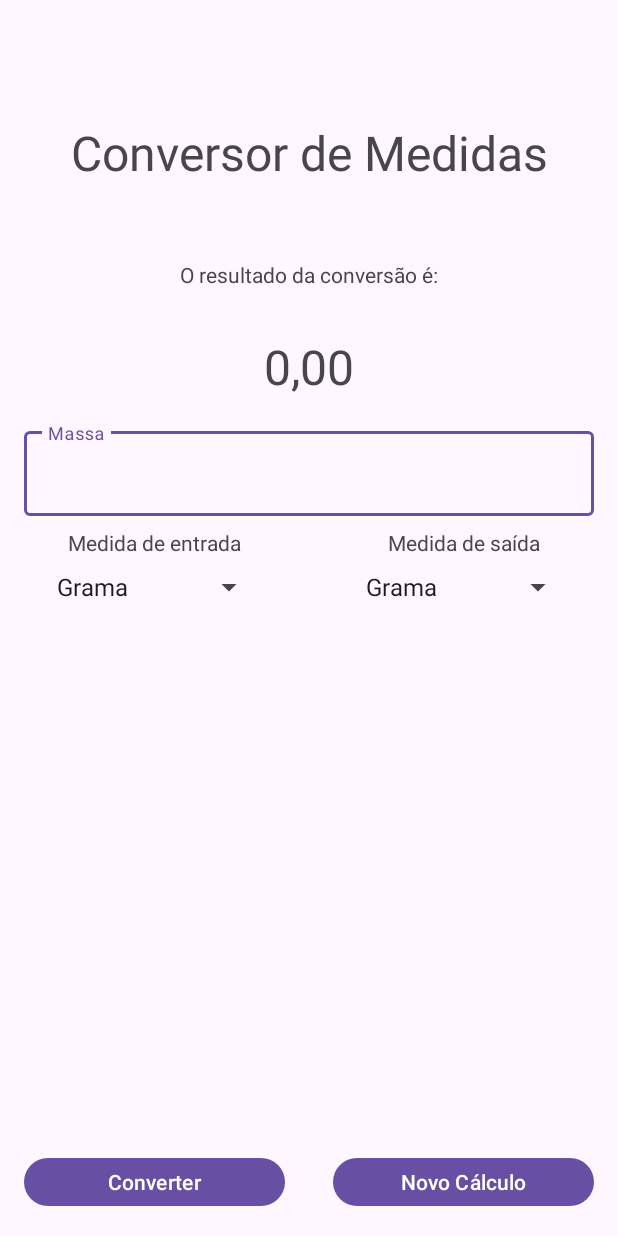
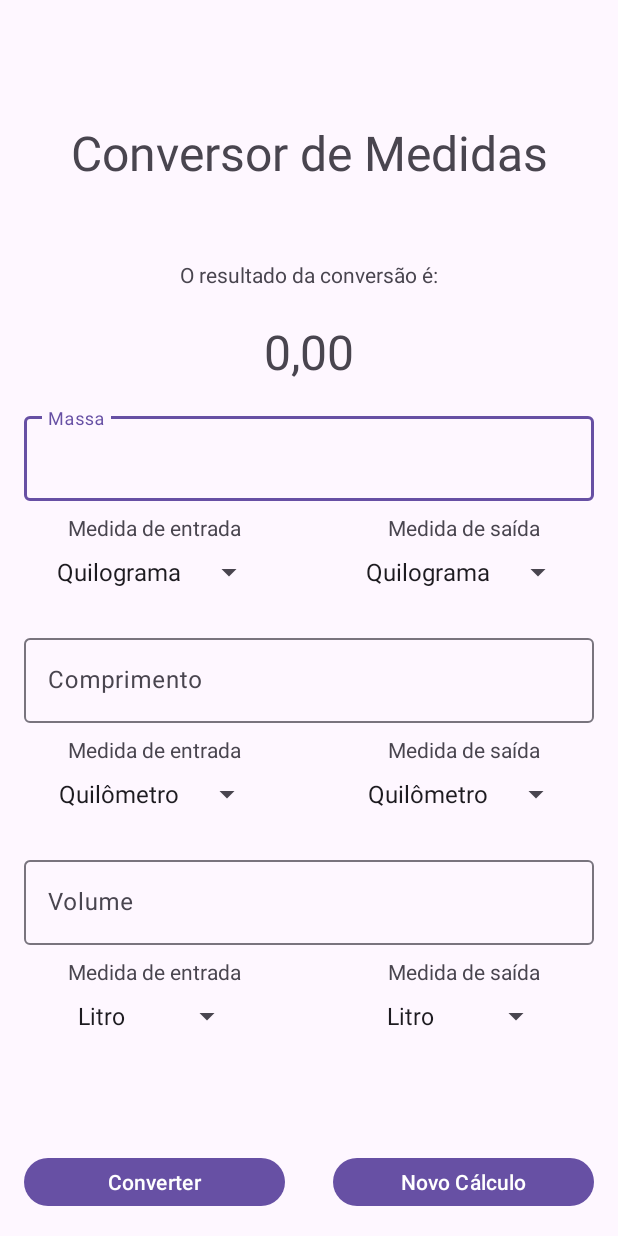
Before and after one commit to pernaf/Conversor_Medidas, an Android app: the Resultado_Conversao screen opened directly, with no data from a screen before it, on a phone screen of 412 x 824 dp. Run offline under Robolectric (Android 15) with nearby library versions, the phone set to English and light mode, and no system bars.

Commit message:
at5: adapter spinner

```diff
--- a/app/src/main/java/com/example/conversor_medidas/Resultado_Conversao.kt
+++ b/app/src/main/java/com/example/conversor_medidas/Resultado_Conversao.kt
@@ -17,6 +17,7 @@ class Resultado_Conversao : AppCompatActivity() {
 
         setContentView(binding.root)
 
+
        val adapter =  ArrayAdapter.createFromResource(
             this,
             R.array.num_massa,
@@ -27,6 +28,7 @@ class Resultado_Conversao : AppCompatActivity() {
         binding.spinMassaSaida.adapter = adapter
 
         var massaEntradaSelect = 0
+        var massaSaidaSelect = 0
         binding.spinMassaEntrada.onItemSelectedListener =
             object : AdapterView.OnItemSelectedListener {
 
@@ -37,6 +39,7 @@ class Resultado_Conversao : AppCompatActivity() {
                     id: Long
                 ) {
                     massaEntradaSelect = position
+                    massaSaidaSelect = position
                 }
 
                 override fun onNothingSelected(parent: AdapterView<*>?) {
@@ -44,6 +47,32 @@ class Resultado_Conversao : AppCompatActivity() {
                 }
             }
 
+        val adapter2 = ArrayAdapter.createFromResource(
+            this,
+            R.array.num_distancia,
+            android.R.layout.simple_spinner_item
+        )
+        adapter2.setDropDownViewResource(android.R.layout.simple_spinner_dropdown_item)
+        binding.spinDistanciaEntrada.adapter = adapter2
+        binding.spinDistanciaSaida.adapter = adapter2
+
+        val adapter3 = ArrayAdapter.createFromResource(
+            this,
+            R.array.num_volume,
+            android.R.layout.simple_spinner_item
+        )
+        adapter3.setDropDownViewResource(android.R.layout.simple_spinner_dropdown_item)
+        binding.spinVolumeEntrada.adapter = adapter3
+        binding.spinVolumeSaida.adapter = adapter3
+
+
+        binding.btnConverter.setOnClickListener {
+
+        }
+
+
+
+
 
 
     }
--- a/app/src/main/res/layout/activity_resultado_conversao.xml
+++ b/app/src/main/res/layout/activity_resultado_conversao.xml
@@ -32,7 +32,7 @@
         android:id="@+id/tv_resultado"
         android:layout_width="wrap_content"
         android:layout_height="wrap_content"
-        android:layout_marginTop="30dp"
+        android:layout_marginTop="20dp"
         android:textAlignment="center"
         android:text="0,00"
         android:textSize="32sp"
@@ -125,5 +125,115 @@
         app:layout_constraintEnd_toEndOf="parent"
         app:layout_constraintStart_toStartOf="@+id/guideline" />
 
+    <com.google.android.material.textfield.TextInputLayout
+        android:id="@+id/input_distancia"
+        android:layout_width="match_parent"
+        android:layout_height="wrap_content"
+        android:layout_marginTop="86dp"
+        android:layout_marginStart="16dp"
+        android:layout_marginEnd="16dp"
+        app:layout_constraintStart_toStartOf="parent"
+        app:layout_constraintTop_toBottomOf="@+id/input_peso">
+
+        <com.google.android.material.textfield.TextInputEditText
+            android:id="@+id/edt_distancia"
+            android:layout_width="match_parent"
+            android:layout_height="match_parent"
+            android:hint="Comprimento" />
+    </com.google.android.material.textfield.TextInputLayout>
+
+    <TextView
+        android:id="@+id/tv_distancia_entrada"
+        android:layout_width="wrap_content"
+        android:layout_height="wrap_content"
+        android:layout_margin="8dp"
+        android:text="Medida de entrada"
+        app:layout_constraintEnd_toStartOf="@+id/guideline"
+        app:layout_constraintStart_toStartOf="parent"
+        app:layout_constraintTop_toBottomOf="@+id/input_distancia" />
+
+    <TextView
+        android:id="@+id/tv_distancia_saida"
+        android:layout_width="wrap_content"
+        android:layout_height="wrap_content"
+        android:layout_margin="8dp"
+        android:text="Medida de saída"
+        app:layout_constraintEnd_toEndOf="parent"
+        app:layout_constraintStart_toStartOf="@+id/guideline"
+        app:layout_constraintTop_toBottomOf="@+id/input_distancia" />
+
+    <Spinner
+        android:id="@+id/spin_distancia_entrada"
+        android:layout_width="wrap_content"
+        android:layout_height="wrap_content"
+        android:layout_margin="8dp"
+        app:layout_constraintEnd_toStartOf="@+id/guideline"
+        app:layout_constraintStart_toStartOf="parent"
+        app:layout_constraintTop_toBottomOf="@+id/tv_distancia_entrada" />
+
+    <Spinner
+        android:id="@+id/spin_distancia_saida"
+        android:layout_width="wrap_content"
+        android:layout_height="wrap_content"
+        android:layout_margin="8dp"
+        app:layout_constraintEnd_toEndOf="parent"
+        app:layout_constraintStart_toStartOf="@+id/guideline"
+        app:layout_constraintTop_toBottomOf="@+id/tv_distancia_saida" />
+
+    <com.google.android.material.textfield.TextInputLayout
+        android:id="@+id/input_volume"
+        android:layout_width="match_parent"
+        android:layout_height="wrap_content"
+        android:layout_marginTop="86dp"
+        android:layout_marginStart="16dp"
+        android:layout_marginEnd="16dp"
+        app:layout_constraintStart_toStartOf="parent"
+        app:layout_constraintTop_toBottomOf="@+id/input_distancia">
+
+        <com.google.android.material.textfield.TextInputEditText
+            android:id="@+id/edt_volume"
+            android:layout_width="match_parent"
+            android:layout_height="match_parent"
+            android:hint="Volume" />
+    </com.google.android.material.textfield.TextInputLayout>
+
+    <TextView
+        android:id="@+id/tv_volume_entrada"
+        android:layout_width="wrap_content"
+        android:layout_height="wrap_content"
+        android:layout_margin="8dp"
+        android:text="Medida de entrada"
+        app:layout_constraintEnd_toStartOf="@+id/guideline"
+        app:layout_constraintStart_toStartOf="parent"
+        app:layout_constraintTop_toBottomOf="@+id/input_volume" />
+
+    <TextView
+        android:id="@+id/tv_volume_saida"
+        android:layout_width="wrap_content"
+        android:layout_height="wrap_content"
+        android:layout_margin="8dp"
+        android:text="Medida de saída"
+        app:layout_constraintEnd_toEndOf="parent"
+        app:layout_constraintStart_toStartOf="@+id/guideline"
+        app:layout_constraintTop_toBottomOf="@+id/input_volume" />
+
+    <Spinner
+        android:id="@+id/spin_volume_entrada"
+        android:layout_width="wrap_content"
+        android:layout_height="wrap_content"
+        android:layout_margin="8dp"
+        app:layout_constraintEnd_toStartOf="@+id/guideline"
+        app:layout_constraintStart_toStartOf="parent"
+        app:layout_constraintTop_toBottomOf="@+id/tv_volume_entrada" />
+
+    <Spinner
+        android:id="@+id/spin_volume_saida"
+        android:layout_width="wrap_content"
+        android:layout_height="wrap_content"
+        android:layout_margin="8dp"
+        app:layout_constraintEnd_toEndOf="parent"
+        app:layout_constraintStart_toStartOf="@+id/guideline"
+        app:layout_constraintTop_toBottomOf="@+id/tv_volume_saida" />
+
 
 </androidx.constraintlayout.widget.ConstraintLayout>
--- a/app/src/main/res/values/strings.xml
+++ b/app/src/main/res/values/strings.xml
@@ -1,8 +1,17 @@
 <resources>
     <string name="app_name">Conversor_Medidas</string>
     <string-array name="num_massa">
+        <item>Quilograma</item>
         <item>Grama</item>
-        <item>Quilograma</item>
         <item>Miligrama</item>
     </string-array>
+    <string-array name="num_distancia">
+        <item>Quilômetro</item>
+        <item>Metro</item>
+        <item>Centímetro</item>
+    </string-array>
+    <string-array name="num_volume">
+        <item>Litro</item>
+        <item>Mililitro</item>
+    </string-array>
 </resources>
```
